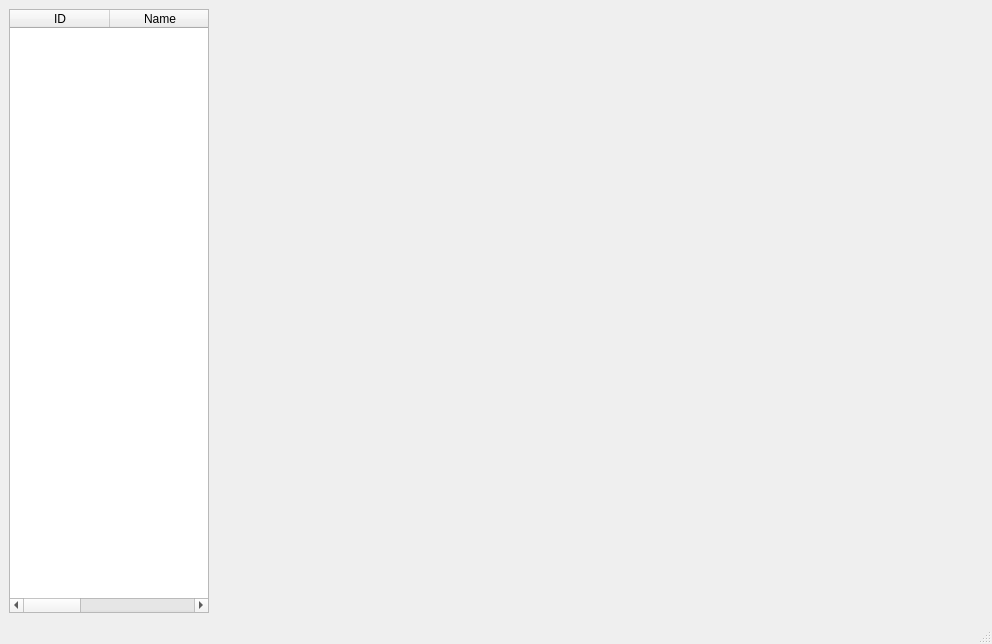
The window that examples/Editor/MainWindow.ui (martinscheffler/qtentity) describes before a commit, drawn with Qt 5.
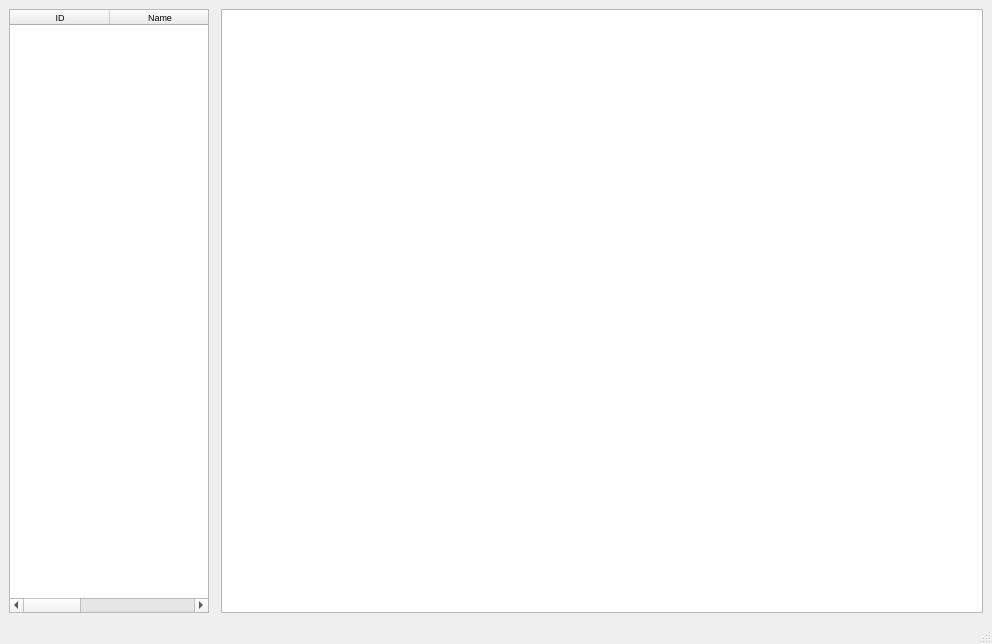
The same window after the commit.

The edit to the form file:
```diff
--- a/examples/Editor/MainWindow.ui
+++ b/examples/Editor/MainWindow.ui
@@ -29,6 +29,14 @@
         <height>16777215</height>
        </size>
       </property>
+      <property name="font">
+       <font>
+        <pointsize>7</pointsize>
+       </font>
+      </property>
+      <property name="selectionBehavior">
+       <enum>QAbstractItemView::SelectRows</enum>
+      </property>
       <column>
        <property name="text">
         <string>ID</string>
@@ -49,6 +57,9 @@
     <item>
      <widget class="QWidget" name="_rendererPos" native="true"/>
     </item>
+    <item>
+     <widget class="QTableView" name="_properties"/>
+    </item>
    </layout>
   </widget>
   <widget class="QMenuBar" name="menubar">
```
Left out of the diff: 2 changed lines with no effect on the pictures.
